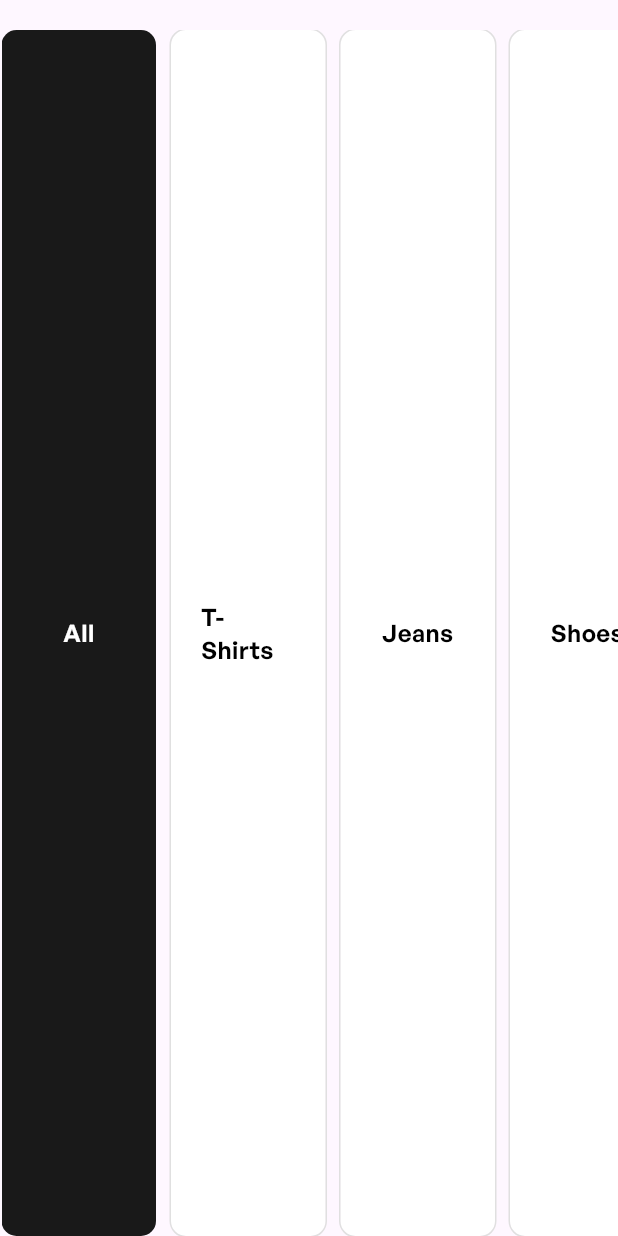
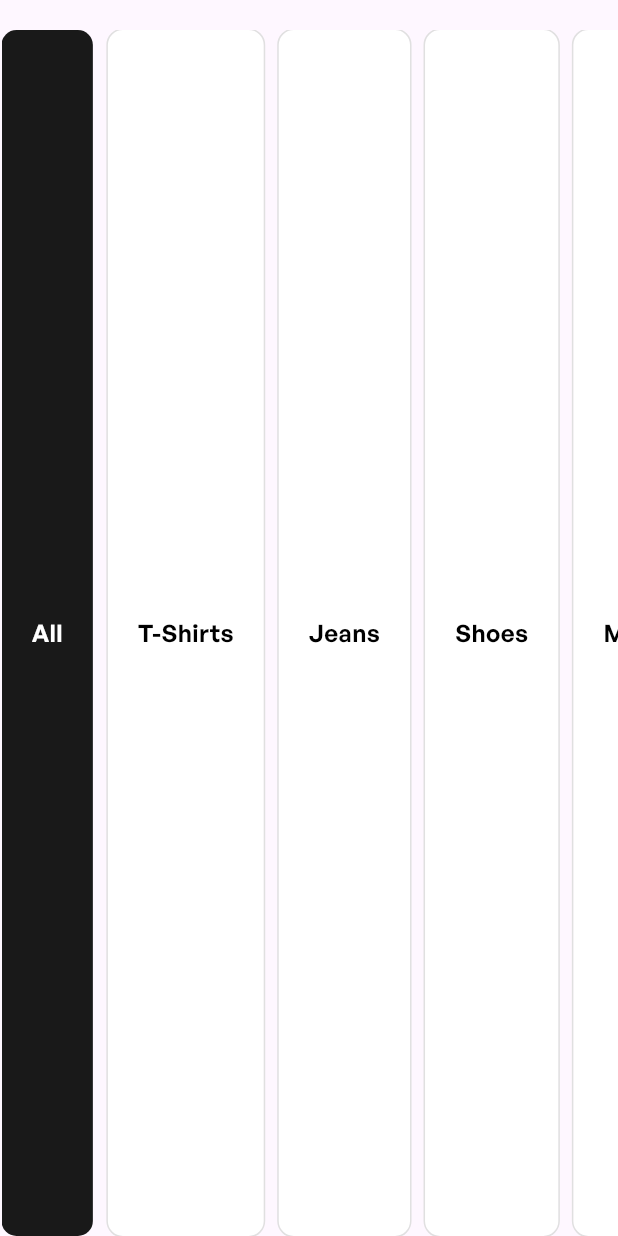
Before and after one commit to SalahYasser/plus_store, a Flutter app: the ProductTypeList widget shown alone on an empty page, opened directly, on a phone screen of 412 x 824 dp. Run offline on Flutter 3.47's test engine with Material 3 defaults, Android fonts, the light colour scheme and no system bars; our stand-ins replace bloc, dio, flutter_bloc, font_awesome_flutter, shared_preferences; accounts and stored records are empty; network calls fail.

Commit message:
remove width for product type

```diff
--- a/lib/features/home/presentation/views/widgets/product_type.dart
+++ b/lib/features/home/presentation/views/widgets/product_type.dart
@@ -3,22 +3,14 @@ import 'package:flutter/material.dart';
 import '../../../../../core/widgets/app_text_style.dart';
 
 class ProductType extends StatelessWidget {
-  const ProductType({
-    super.key,
-    required this.label,
-    required this.width,
-    required this.isSelected,
-  });
+  const ProductType({super.key, required this.label, required this.isSelected});
 
   final String label;
-  final double width;
   final bool isSelected;
-
 
   @override
   Widget build(BuildContext context) {
     return Container(
-      width: width,
       padding: const EdgeInsets.symmetric(horizontal: 20, vertical: 16),
       decoration: ShapeDecoration(
         color: isSelected ? const Color(0xFF191919) : Colors.white,
--- a/lib/features/home/presentation/views/widgets/product_type_list.dart
+++ b/lib/features/home/presentation/views/widgets/product_type_list.dart
@@ -32,9 +32,6 @@ class ProductTypeListState extends State<ProductTypeList> {
 
   @override
   Widget build(BuildContext context) {
-
-    final screenWidth = MediaQuery.of(context).size.width;
-
     return Padding(
       padding: const EdgeInsets.only(top: 20, left: 1),
       child: SingleChildScrollView(
@@ -52,11 +49,7 @@ class ProductTypeListState extends State<ProductTypeList> {
                         selectedLabel = label;
                       });
                     },
-                child: ProductType(
-                  label: label,
-                  width: screenWidth / 4,
-                  isSelected: isSelected,
-                ),
+                    child: ProductType(label: label, isSelected: isSelected),
                   ),
                 );
               }).toList(),
```
Lines whose indentation alone changed are shown as unchanged.
